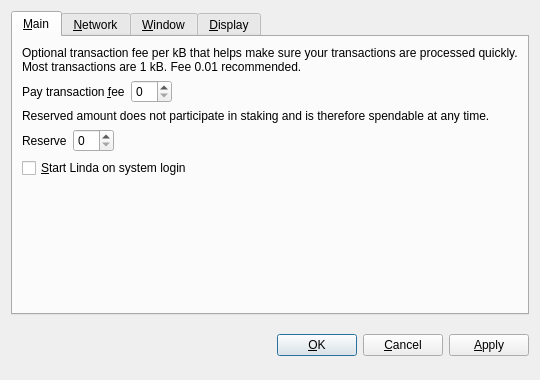
Before: the Qt Designer form src/qt/forms/optionsdialog.ui in drcoul/DigitalWealth, drawn with Qt 5.
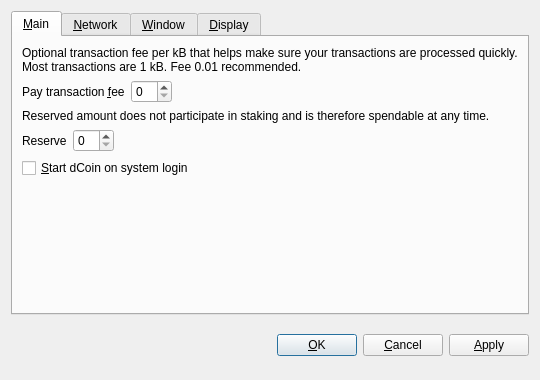
After: the same form once the commit is applied. Custom widgets are drawn as their Qt base class.

Commit message: Changing name from dWealth to dCoin

```diff
--- a/src/qt/forms/optionsdialog.ui
+++ b/src/qt/forms/optionsdialog.ui
@@ -128,7 +128,7 @@
           <string>Automatically start Linda after logging in to the system.</string>
          </property>
          <property name="text">
-          <string>&amp;Start Linda on system login</string>
+          <string>&amp;Start dCoin on system login</string>
          </property>
         </widget>
        </item>
```
Left out of the diff: 8 changed lines with no effect on the pictures. The commit also changes 138 other files.
